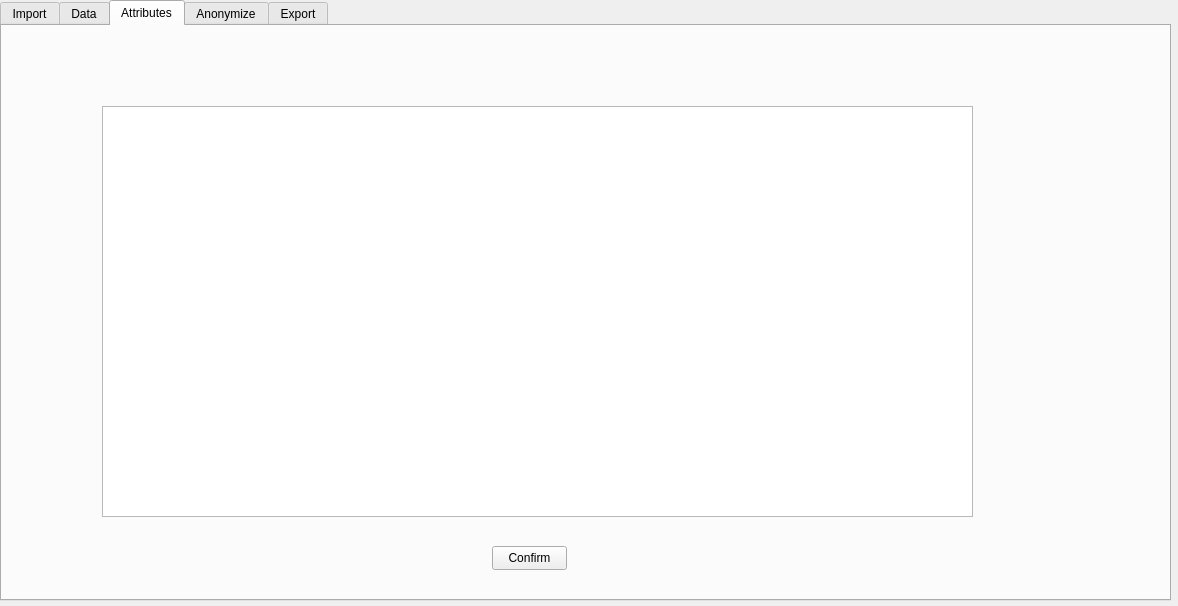
Qt form Application.ui (brunoguedelha99/Tese) before a commit.
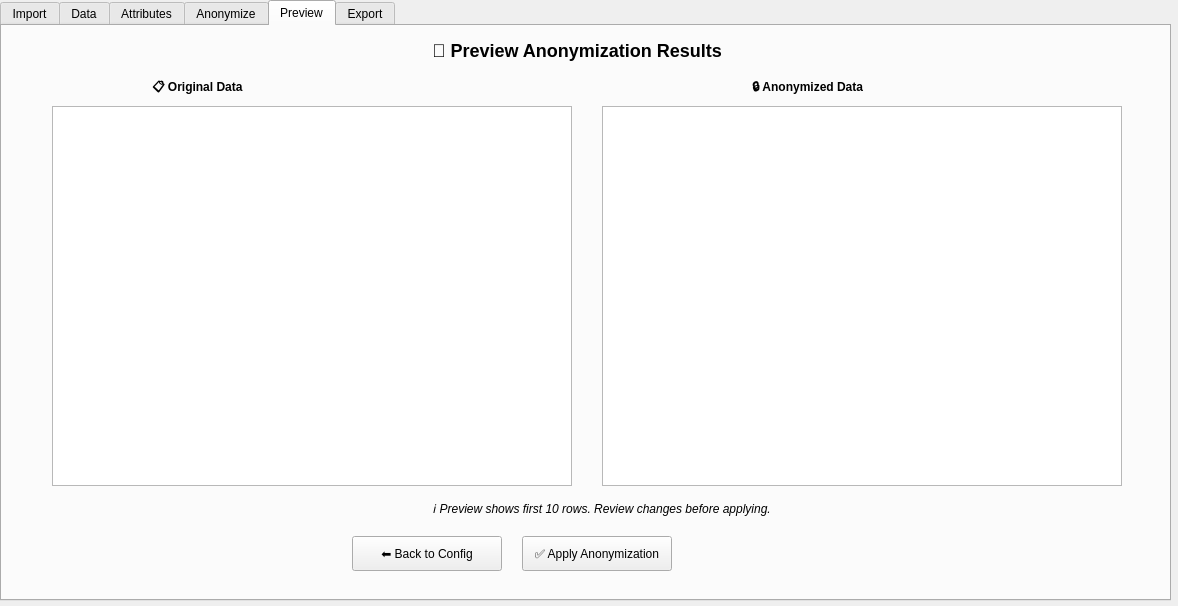
The same form after that commit. The open tabs and pages were chosen to show the change.

Commit message: Preview tab

```diff
--- a/Application.ui
+++ b/Application.ui
@@ -436,6 +436,131 @@
     </widget>
     
    </widget>
+   <!-- TAB 5: Preview (NOVA) -->
+<widget class="QWidget" name="tab_preview">
+    <attribute name="title">
+     <string>Preview</string>
+    </attribute>
+    
+    <!-- Title -->
+    <widget class="QLabel" name="labelPreviewTitle">
+     <property name="geometry">
+      <rect>
+       <x>350</x>
+       <y>10</y>
+       <width>450</width>
+       <height>30</height>
+      </rect>
+     </property>
+     <property name="text">
+      <string>&lt;h2&gt;👀 Preview Anonymization Results&lt;/h2&gt;</string>
+     </property>
+     <property name="alignment">
+      <set>Qt::AlignCenter</set>
+     </property>
+    </widget>
+    
+    <!-- Original Data Label -->
+    <widget class="QLabel" name="labelOriginalData">
+     <property name="geometry">
+      <rect>
+       <x>150</x>
+       <y>50</y>
+       <width>200</width>
+       <height>25</height>
+      </rect>
+     </property>
+     <property name="text">
+      <string>&lt;b&gt;📋 Original Data&lt;/b&gt;</string>
+     </property>
+    </widget>
+    
+    <!-- Original Data Table -->
+    <widget class="QTableWidget" name="tableOriginalPreview">
+     <property name="geometry">
+      <rect>
+       <x>50</x>
+       <y>80</y>
+       <width>520</width>
+       <height>380</height>
+      </rect>
+     </property>
+    </widget>
+    
+    <!-- Anonymized Data Label -->
+    <widget class="QLabel" name="labelAnonymizedData">
+     <property name="geometry">
+      <rect>
+       <x>750</x>
+       <y>50</y>
+       <width>200</width>
+       <height>25</height>
+      </rect>
+     </property>
+     <property name="text">
+      <string>&lt;b&gt;🔒 Anonymized Data&lt;/b&gt;</string>
+     </property>
+    </widget>
+    
+    <!-- Anonymized Data Table -->
+    <widget class="QTableWidget" name="tableAnonymizedPreview">
+     <property name="geometry">
+      <rect>
+       <x>600</x>
+       <y>80</y>
+       <width>520</width>
+       <height>380</height>
+      </rect>
+     </property>
+    </widget>
+    
+    <!-- Info Label -->
+    <widget class="QLabel" name="labelPreviewInfo">
+     <property name="geometry">
+      <rect>
+       <x>250</x>
+       <y>470</y>
+       <width>700</width>
+       <height>25</height>
+      </rect>
+     </property>
+     <property name="text">
+      <string>&lt;i&gt;ℹ️ Preview shows first 10 rows. Review changes before applying.&lt;/i&gt;</string>
+     </property>
+     <property name="alignment">
+      <set>Qt::AlignCenter</set>
+     </property>
+    </widget>
+    
+    <!-- Navigation Buttons -->
+    <widget class="QPushButton" name="pushButtonBackToAnonymize">
+     <property name="geometry">
+      <rect>
+       <x>350</x>
+       <y>510</y>
+       <width>150</width>
+       <height>35</height>
+      </rect>
+     </property>
+     <property name="text">
+      <string>⬅️ Back to Config</string>
+     </property>
+    </widget>
+    
+    <widget class="QPushButton" name="pushButtonApplyAnonymization">
+     <property name="geometry">
+      <rect>
+       <x>520</x>
+       <y>510</y>
+       <width>150</width>
+       <height>35</height>
+      </rect>
+     </property>
+     <property name="text">
+      <string>✅ Apply Anonymization</string>
+     </property>
+    </widget>
+</widget>
    <widget class="QWidget" name="tab_6">
     <attribute name="title">
      <string>Export</string>
```
The commit also changes 1 other file.
